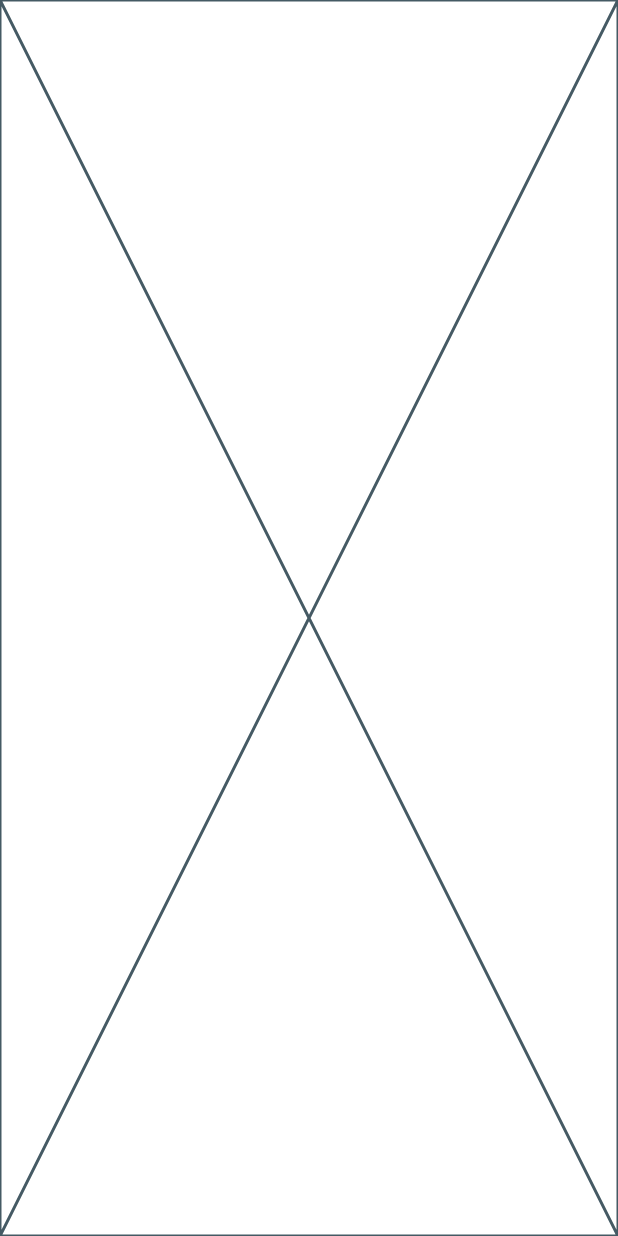
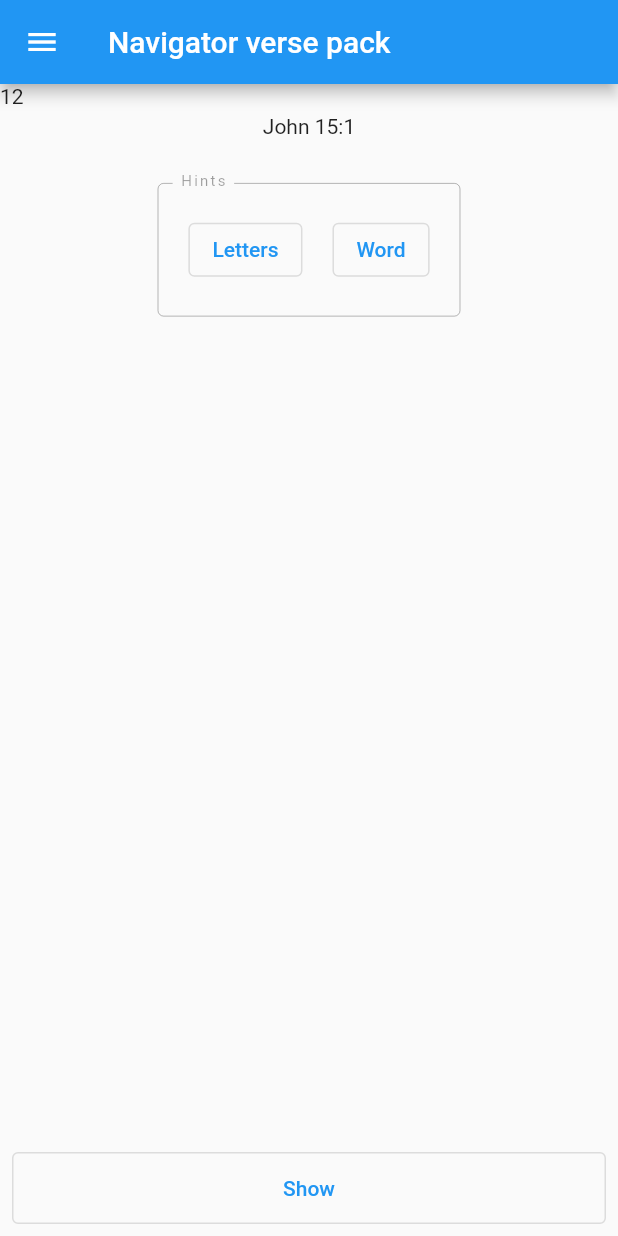
Before and after one commit to ethnosdev/memorize_scripture, a Flutter app: the screen it shows after launch, after a tap on "Navigator verse pack", on a phone screen of 412 x 824 dp. Run offline on Flutter 3.47's test engine with Material 2 defaults, Android fonts, the phone set to English and light mode, and no system bars; our stand-ins replace get_it, go_router.

Commit message:
practice screen initial mockup

```diff
--- /dev/null
+++ b/lib/common/drawer.dart
@@ -0,0 +1,32 @@
+import 'package:flutter/material.dart';
+
+class MenuDrawer extends StatelessWidget {
+  const MenuDrawer({
+    super.key,
+  });
+
+  @override
+  Widget build(BuildContext context) {
+    return Drawer(
+      child: ListView(
+        padding: EdgeInsets.zero,
+        children: [
+          const DrawerHeader(
+            decoration: BoxDecoration(
+              color: Colors.blue,
+            ),
+            child: Text('Memorize Scripture'),
+          ),
+          ListTile(
+            title: const Text('Settings'),
+            onTap: () {},
+          ),
+          ListTile(
+            title: const Text('About'),
+            onTap: () {},
+          ),
+        ],
+      ),
+    );
+  }
+}
--- a/lib/main.dart
+++ b/lib/main.dart
@@ -17,6 +17,14 @@ class MyApp extends StatelessWidget {
     return MaterialApp.router(
       title: 'Memorize Scripture',
       routerConfig: _router,
+      theme: ThemeData(
+        brightness: Brightness.light,
+        primaryColor: Colors.lightBlue.shade800,
+        textTheme: TextTheme(
+          bodyMedium: TextStyle(fontSize: 14),
+          labelSmall: TextStyle(color: Theme.of(context).disabledColor),
+        ),
+      ),
     );
   }
 }
--- a/lib/pages/home/home_page.dart
+++ b/lib/pages/home/home_page.dart
@@ -1,5 +1,6 @@
 import 'package:flutter/material.dart';
 import 'package:go_router/go_router.dart';
+import 'package:memorize_scripture/common/drawer.dart';
 import 'package:memorize_scripture/pages/home/home_page_manager.dart';
 
 class HomePage extends StatelessWidget {
@@ -11,27 +12,7 @@ class HomePage extends StatelessWidget {
       appBar: AppBar(
         title: const Text('Memorize Scripture'),
       ),
-      drawer: Drawer(
-        child: ListView(
-          padding: EdgeInsets.zero,
-          children: [
-            const DrawerHeader(
-              decoration: BoxDecoration(
-                color: Colors.blue,
-              ),
-              child: Text('Memorize Scripture'),
-            ),
-            ListTile(
-              title: const Text('Settings'),
-              onTap: () {},
-            ),
-            ListTile(
-              title: const Text('About'),
-              onTap: () {},
-            ),
-          ],
-        ),
-      ),
+      drawer: const MenuDrawer(),
       body: const BodyWidget(),
     );
   }
--- a/lib/pages/practice/practice_page.dart
+++ b/lib/pages/practice/practice_page.dart
@@ -1,4 +1,5 @@
 import 'package:flutter/material.dart';
+import 'package:memorize_scripture/common/drawer.dart';
 
 class PracticePage extends StatelessWidget {
   const PracticePage({
@@ -10,6 +11,83 @@ class PracticePage extends StatelessWidget {
 
   @override
   Widget build(BuildContext context) {
-    return const Placeholder();
+    return Scaffold(
+      appBar: AppBar(
+        title: Text(collection),
+      ),
+      drawer: const MenuDrawer(),
+      body: Stack(
+        children: [
+          const Text('12'),
+          Center(
+            child: Column(
+              children: [
+                const SizedBox(height: 20),
+                const Text(
+                  'John 15:1',
+                ),
+                const SizedBox(height: 20),
+                Stack(
+                  children: [
+                    Container(
+                      margin: const EdgeInsets.all(10),
+                      decoration: BoxDecoration(
+                        border: Border.all(
+                          color: Theme.of(context).disabledColor,
+                          width: 0.5,
+                        ),
+                        borderRadius: BorderRadius.circular(4),
+                      ),
+                      child: Padding(
+                        padding: const EdgeInsets.all(20.0),
+                        child: Row(
+                          mainAxisAlignment: MainAxisAlignment.center,
+                          mainAxisSize: MainAxisSize.min,
+                          children: [
+                            OutlinedButton(
+                              onPressed: () {},
+                              child: const Text('Letters'),
+                            ),
+                            const SizedBox(width: 20),
+                            OutlinedButton(
+                              onPressed: () {},
+                              child: const Text('Word'),
+                            ),
+                          ],
+                        ),
+                      ),
+                    ),
+                    Positioned(
+                      top: 3,
+                      left: 20,
+                      child: Container(
+                        padding: const EdgeInsets.symmetric(horizontal: 5),
+                        color: Theme.of(context).scaffoldBackgroundColor,
+                        child: Text(
+                          'Hints',
+                          style: Theme.of(context).textTheme.labelSmall,
+                        ),
+                      ),
+                    ),
+                  ],
+                ),
+                Spacer(),
+                Padding(
+                  padding: const EdgeInsets.all(8.0),
+                  child: OutlinedButton(
+                    onPressed: () {},
+                    child: Container(
+                      padding: EdgeInsets.all(16),
+                      width: double.infinity,
+                      child: Center(child: Text('Show')),
+                    ),
+                  ),
+                ),
+              ],
+            ),
+          ),
+        ],
+      ),
+    );
   }
 }
```
